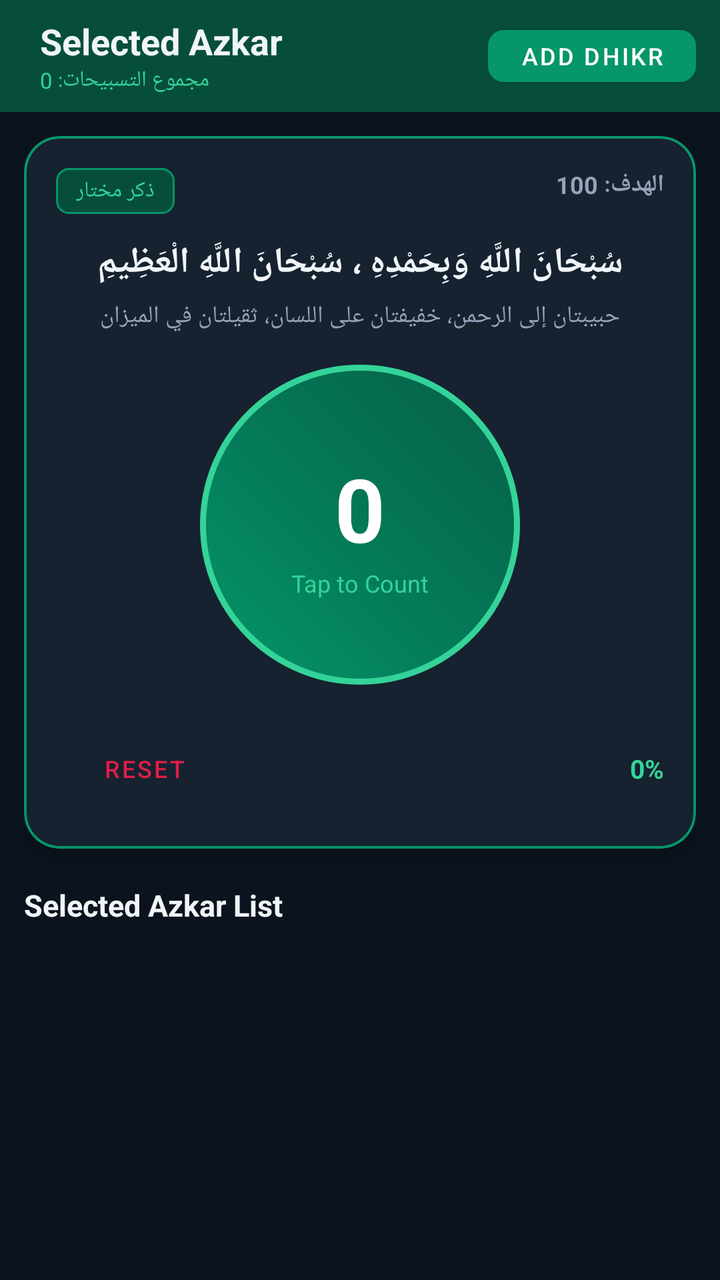
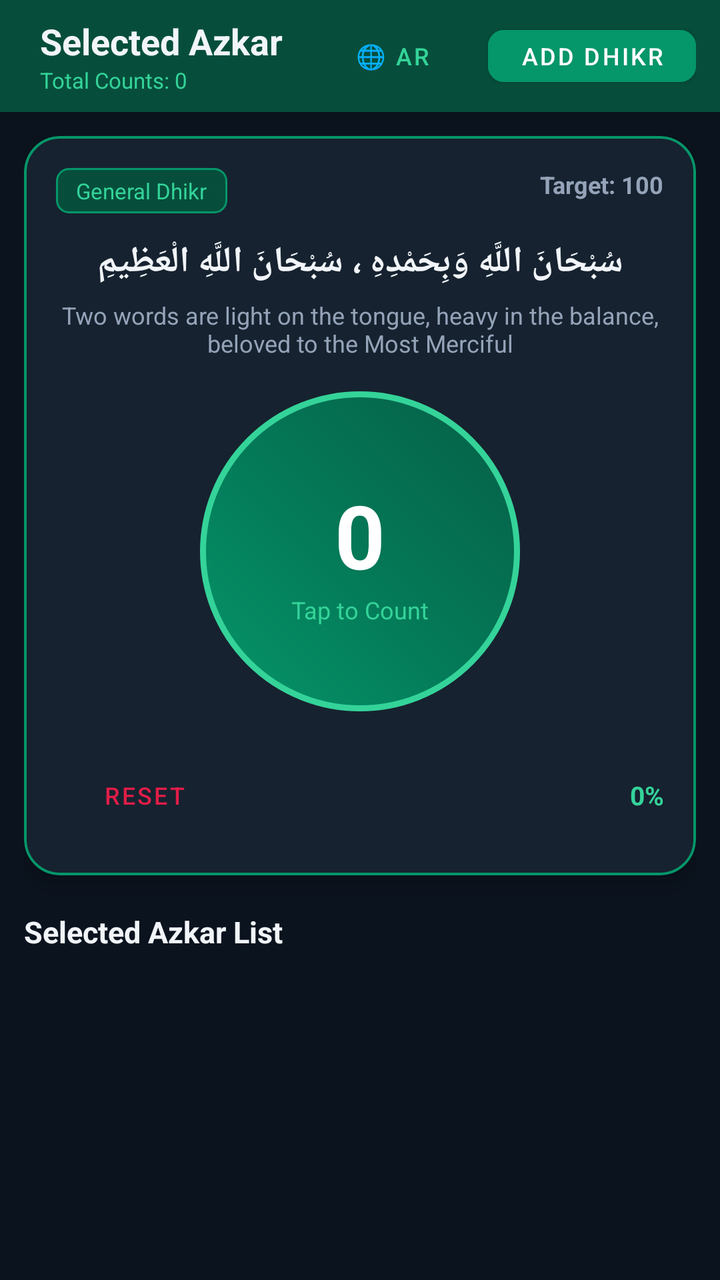

Compare the two renders of this Android layout. The source of the first and the diff that turns it into the second are given below.
<!-- AndroidManifest.xml: application theme Theme.SelectedAzkarApp -->
<!-- res/layout/activity_main.xml -->
<?xml version="1.0" encoding="utf-8"?>
<LinearLayout xmlns:android="http://schemas.android.com/apk/res/android"
    xmlns:app="http://schemas.android.com/apk/res-auto"
    android:layout_width="match_parent"
    android:layout_height="match_parent"
    android:orientation="vertical"
    android:background="@color/background_dark">

    
    <androidx.appcompat.widget.Toolbar
        android:id="@+id/toolbar"
        android:layout_width="match_parent"
        android:layout_height="?attr/actionBarSize"
        android:background="@color/primary_dark"
        android:elevation="4dp">

        <RelativeLayout
            android:layout_width="match_parent"
            android:layout_height="match_parent"
            android:paddingStart="4dp"
            android:paddingEnd="12dp">

            <LinearLayout
                android:layout_width="wrap_content"
                android:layout_height="wrap_content"
                android:layout_centerVertical="true"
                android:orientation="vertical">

                <TextView
                    android:id="@+id/tvAppTitle"
                    android:layout_width="wrap_content"
                    android:layout_height="wrap_content"
                    android:text="@string/app_name"
                    android:textColor="@color/text_primary"
                    android:textSize="18sp"
                    android:textStyle="bold" />

                <TextView
                    android:id="@+id/tvTotalCounts"
                    android:layout_width="wrap_content"
                    android:layout_height="wrap_content"
                    android:text="مجموع التسبيحات: 0"
                    android:textColor="@color/accent"
                    android:textSize="11sp" />
            </LinearLayout>

            <com.google.android.material.button.MaterialButton
                android:id="@+id/btnAddDhikr"
                android:layout_width="wrap_content"
                android:layout_height="38dp"
                android:layout_alignParentEnd="true"
                android:layout_centerVertical="true"
                android:backgroundTint="@color/primary"
                android:text="@string/add_dhikr_action"
                android:textColor="#FFFFFF"
                android:textSize="12sp"
                app:cornerRadius="8dp" />
        </RelativeLayout>
    </androidx.appcompat.widget.Toolbar>

    <ScrollView
        android:layout_width="match_parent"
        android:layout_height="match_parent"
        android:fillViewport="true">

        <LinearLayout
            android:layout_width="match_parent"
            android:layout_height="wrap_content"
            android:orientation="vertical"
            android:padding="12dp">

            
            <com.google.android.material.card.MaterialCardView
                android:layout_width="match_parent"
                android:layout_height="wrap_content"
                app:cardBackgroundColor="@color/card_bg"
                app:cardCornerRadius="18dp"
                app:cardElevation="6dp"
                app:strokeColor="@color/primary"
                app:strokeWidth="1.2dp">

                <LinearLayout
                    android:layout_width="match_parent"
                    android:layout_height="wrap_content"
                    android:orientation="vertical"
                    android:padding="16dp"
                    android:gravity="center_horizontal">

                    
                    <RelativeLayout
                        android:layout_width="match_parent"
                        android:layout_height="wrap_content">

                        <TextView
                            android:id="@+id/tvCurrentCategory"
                            android:layout_width="wrap_content"
                            android:layout_height="wrap_content"
                            android:background="@drawable/badge_bg"
                            android:paddingHorizontal="10dp"
                            android:paddingVertical="4dp"
                            android:text="ذكر مختار"
                            android:textColor="@color/accent"
                            android:textSize="11sp" />

                        <TextView
                            android:id="@+id/tvCurrentTarget"
                            android:layout_width="wrap_content"
                            android:layout_height="wrap_content"
                            android:layout_alignParentEnd="true"
                            android:text="الهدف: 100"
                            android:textColor="@color/text_secondary"
                            android:textSize="12sp"
                            android:textStyle="bold" />
                    </RelativeLayout>

                    
                    <TextView
                        android:id="@+id/tvCurrentDhikrText"
                        android:layout_width="match_parent"
                        android:layout_height="wrap_content"
                        android:layout_marginTop="12dp"
                        android:gravity="center"
                        android:lineSpacingMultiplier="1.25"
                        android:text="سُبْحَانَ اللَّهِ وَبِحَمْدِهِ ، سُبْحَانَ اللَّهِ الْعَظِيمِ"
                        android:textColor="@color/text_primary"
                        android:textSize="18sp"
                        android:textStyle="bold" />

                    
                    <TextView
                        android:id="@+id/tvCurrentVirtue"
                        android:layout_width="match_parent"
                        android:layout_height="wrap_content"
                        android:layout_marginTop="6dp"
                        android:gravity="center"
                        android:text="حبيبتان إلى الرحمن، خفيفتان على اللسان، ثقيلتان في الميزان"
                        android:textColor="@color/text_secondary"
                        android:textSize="12sp" />

                    
                    <FrameLayout
                        android:id="@+id/btnTapCounter"
                        android:layout_width="160dp"
                        android:layout_height="160dp"
                        android:layout_marginTop="16dp"
                        android:layout_marginBottom="12dp"
                        android:background="@drawable/circle_button_bg"
                        android:clickable="true"
                        android:focusable="true">

                        <LinearLayout
                            android:layout_width="wrap_content"
                            android:layout_height="wrap_content"
                            android:layout_gravity="center"
                            android:gravity="center"
                            android:orientation="vertical">

                            <TextView
                                android:id="@+id/tvCounterValue"
                                android:layout_width="wrap_content"
                                android:layout_height="wrap_content"
                                android:text="0"
                                android:textColor="#FFFFFF"
                                android:textSize="44sp"
                                android:textStyle="bold" />

                            <TextView
                                android:layout_width="wrap_content"
                                android:layout_height="wrap_content"
                                android:text="@string/tap_to_count"
                                android:textColor="@color/accent"
                                android:textSize="12sp" />
                        </LinearLayout>
                    </FrameLayout>

                    
                    <RelativeLayout
                        android:layout_width="match_parent"
                        android:layout_height="wrap_content"
                        android:layout_marginTop="6dp">

                        <com.google.android.material.button.MaterialButton
                            android:id="@+id/btnReset"
                            style="@style/Widget.MaterialComponents.Button.TextButton"
                            android:layout_width="wrap_content"
                            android:layout_height="wrap_content"
                            android:text="@string/reset_label"
                            android:textColor="@color/rose_delete"
                            android:textSize="12sp" />

                        <TextView
                            android:id="@+id/tvCompletionPercent"
                            android:layout_width="wrap_content"
                            android:layout_height="wrap_content"
                            android:layout_alignParentEnd="true"
                            android:layout_centerVertical="true"
                            android:text="0%"
                            android:textColor="@color/accent"
                            android:textSize="13sp"
                            android:textStyle="bold" />
                    </RelativeLayout>
                </LinearLayout>
            </com.google.android.material.card.MaterialCardView>

            
            <TextView
                android:layout_width="match_parent"
                android:layout_height="wrap_content"
                android:layout_marginTop="18dp"
                android:layout_marginBottom="8dp"
                android:text="@string/selected_azkar_title"
                android:textColor="@color/text_primary"
                android:textSize="15sp"
                android:textStyle="bold" />

            
            <androidx.recyclerview.widget.RecyclerView
                android:id="@+id/rvAzkarList"
                android:layout_width="match_parent"
                android:layout_height="wrap_content"
                android:nestedScrollingEnabled="false" />

        </LinearLayout>
    </ScrollView>
</LinearLayout>
<!-- resources referenced by this layout -->
<resources>
  <color name="accent">#34D399</color>
  <color name="background_dark">#0B131E</color>
  <color name="card_bg">#16222F</color>
  <color name="primary">#059669</color>
  <color name="primary_dark">#064E3B</color>
  <color name="rose_delete">#E11D48</color>
  <color name="text_primary">#F1F5F9</color>
  <color name="text_secondary">#94A3B8</color>
  <!-- drawable badge_bg (drawable) -->
  <?xml version="1.0" encoding="utf-8"?>
  <shape xmlns:android="http://schemas.android.com/apk/res/android">
      <solid android:color="#064E3B" />
      <corners android:radius="6dp" />
      <stroke android:width="1dp" android:color="#059669" />
  </shape>
  <!-- drawable circle_button_bg (drawable) -->
  <?xml version="1.0" encoding="utf-8"?>
  <shape xmlns:android="http://schemas.android.com/apk/res/android"
      android:shape="oval">
      <gradient
          android:angle="45"
          android:startColor="#059669"
          android:centerColor="#047857"
          android:endColor="#065F46"
          android:type="linear" />
      <stroke
          android:width="3dp"
          android:color="#34D399" />
  </shape>
  <string name="add_dhikr_action">Add Dhikr</string>
  <string name="app_name">Selected Azkar</string>
  <string name="reset_label">Reset</string>
  <string name="selected_azkar_title">Selected Azkar List</string>
  <string name="tap_to_count">Tap to Count</string>
  <style name="Theme.SelectedAzkarApp" parent="Theme.MaterialComponents.DayNight.NoActionBar">
          <item name="colorPrimary">@color/primary</item>
          <item name="colorPrimaryVariant">@color/primary_dark</item>
          <item name="colorOnPrimary">#FFFFFF</item>
          <item name="colorSecondary">@color/accent</item>
          <item name="android:statusBarColor">@color/primary_dark</item>
          <item name="android:windowBackground">@color/background_dark</item>
      </style>
</resources>

<!-- the commit's change to res/layout/activity_main.xml (unified diff, before → after) -->
@@ -39,22 +39,40 @@
                     android:id="@+id/tvTotalCounts"
                     android:layout_width="wrap_content"
                     android:layout_height="wrap_content"
-                    android:text="مجموع التسبيحات: 0"
+                    android:text="Total Counts: 0"
                     android:textColor="@color/accent"
                     android:textSize="11sp" />
             </LinearLayout>
 
-            <com.google.android.material.button.MaterialButton
-                android:id="@+id/btnAddDhikr"
+            <LinearLayout
                 android:layout_width="wrap_content"
-                android:layout_height="38dp"
+                android:layout_height="wrap_content"
                 android:layout_alignParentEnd="true"
                 android:layout_centerVertical="true"
-                android:backgroundTint="@color/primary"
-                android:text="@string/add_dhikr_action"
-                android:textColor="#FFFFFF"
-                android:textSize="12sp"
-                app:cornerRadius="8dp" />
+                android:orientation="horizontal"
+                android:gravity="center_vertical">
+
+                
+                <com.google.android.material.button.MaterialButton
+                    android:id="@+id/btnLang"
+                    style="@style/Widget.MaterialComponents.Button.TextButton"
+                    android:layout_width="wrap_content"
+                    android:layout_height="38dp"
+                    android:text="🌐 AR"
+                    android:textColor="@color/accent"
+                    android:textSize="12sp"
+                    android:layout_marginEnd="4dp" />
+
+                <com.google.android.material.button.MaterialButton
+                    android:id="@+id/btnAddDhikr"
+                    android:layout_width="wrap_content"
+                    android:layout_height="38dp"
+                    android:backgroundTint="@color/primary"
+                    android:text="@string/add_dhikr_action"
+                    android:textColor="#FFFFFF"
+                    android:textSize="12sp"
+                    app:cornerRadius="8dp" />
+            </LinearLayout>
         </RelativeLayout>
     </androidx.appcompat.widget.Toolbar>
 
@@ -98,7 +116,7 @@
                             android:background="@drawable/badge_bg"
                             android:paddingHorizontal="10dp"
                             android:paddingVertical="4dp"
-                            android:text="ذكر مختار"
+                            android:text="General Dhikr"
                             android:textColor="@color/accent"
                             android:textSize="11sp" />
 
@@ -107,7 +125,7 @@
                             android:layout_width="wrap_content"
                             android:layout_height="wrap_content"
                             android:layout_alignParentEnd="true"
-                            android:text="الهدف: 100"
+                            android:text="Target: 100"
                             android:textColor="@color/text_secondary"
                             android:textSize="12sp"
                             android:textStyle="bold" />
@@ -133,7 +151,7 @@
                         android:layout_height="wrap_content"
                         android:layout_marginTop="6dp"
                         android:gravity="center"
-                        android:text="حبيبتان إلى الرحمن، خفيفتان على اللسان، ثقيلتان في الميزان"
+                        android:text="Two words are light on the tongue, heavy in the balance, beloved to the Most Merciful"
                         android:textColor="@color/text_secondary"
                         android:textSize="12sp" />
 
@@ -165,6 +183,7 @@
                                 android:textStyle="bold" />
 
                             <TextView
+                                android:id="@+id/tvTapToCountLabel"
                                 android:layout_width="wrap_content"
                                 android:layout_height="wrap_content"
                                 android:text="@string/tap_to_count"
@@ -204,6 +223,7 @@
 
             
             <TextView
+                android:id="@+id/tvSelectedAzkarTitle"
                 android:layout_width="match_parent"
                 android:layout_height="wrap_content"
                 android:layout_marginTop="18dp"
